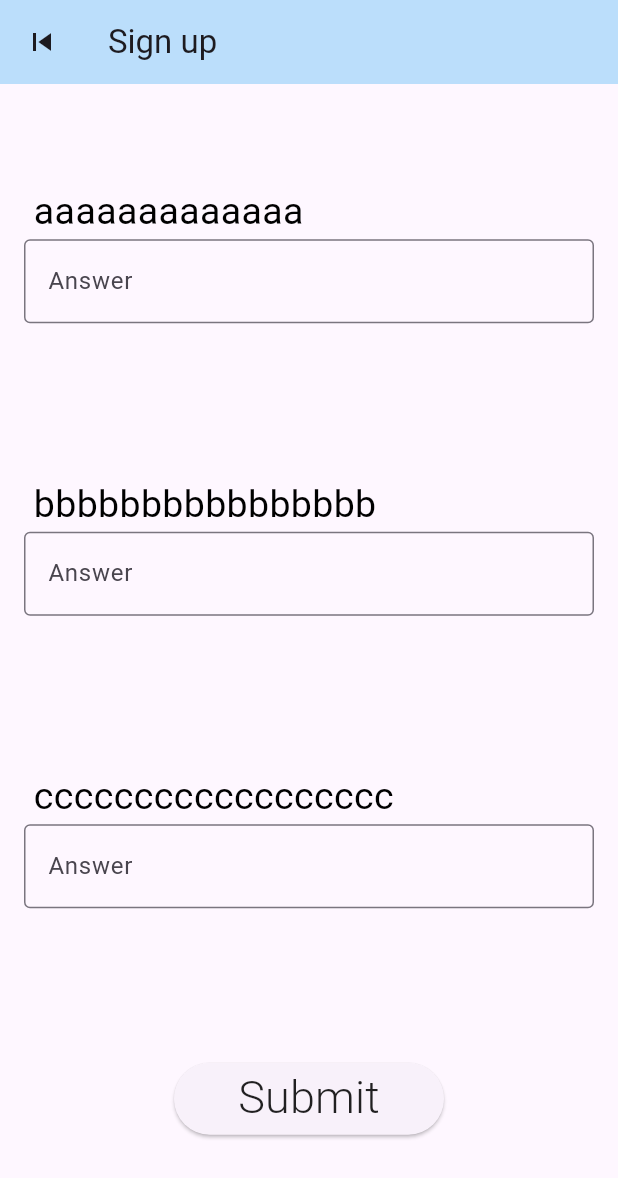
After one commit to boombot11/dy_patil, a Flutter app: the form_page screen opened directly, on a phone screen of 412 x 824 dp. The commit adds this screen. Shown: the top 1178 px of the screen. Run offline on Flutter 3.47's test engine with Material 3 defaults, Android fonts, the phone set to English and light mode, and no system bars; drawn by our look-alikes of flutter_animate; our stand-ins replace easy_sidemenu, flutter_spinkit.

Commit message:
Login,Sign up, landing , loader animations

```diff
--- a/lib/Page_transition/page_transition.dart
+++ b/lib/Page_transition/page_transition.dart
@@ -7,7 +7,7 @@ class SlideUpPageRoute extends PageRouteBuilder {
     : super(
         pageBuilder: (context, animation, secondaryAnimation) => page,
         transitionsBuilder: (context, animation, secondaryAnimation, child) {
-          const begin = Offset(0.0, 1.0);
+          const begin = Offset(1.0, 0.0);
           const end = Offset(0.0, 0.0);
           const curve = Curves.easeInOut;
 
--- /dev/null
+++ b/lib/form_page/form_page.dart
@@ -0,0 +1,137 @@
+import 'dart:async';
+
+import 'package:dy_patil/Login/login.dart';
+import 'package:dy_patil/Page_transition/page_transition.dart';
+import 'package:dy_patil/features%20page/landing.dart';
+import 'package:dy_patil/util/spinkit.dart';
+import 'package:flutter/material.dart';
+import 'package:flutter_animate/flutter_animate.dart';
+
+class form_page extends StatefulWidget {
+
+  @override
+  State<form_page> createState() => _form_pageState();
+}
+
+
+class _form_pageState extends State<form_page> with SingleTickerProviderStateMixin {
+  bool clicked=false;
+  late List<String> questions;
+  late List<TextEditingController> controllers;
+
+  AnimationController? _animationController;
+
+
+ void clean_Up() {
+    setState(() {
+      clicked=false;
+    });
+  }
+
+
+  @override
+  void initState() {
+    super.initState();
+    _animationController = AnimationController(
+      vsync: this,
+      duration: Duration(milliseconds: 200),
+    );
+  questions=[
+ "aaaaaaaaaaaaa",
+ "bbbbbbbbbbbbbbbb",
+ "cccccccccccccccccc",
+   ];
+   controllers=List.generate(questions.length, (index) => TextEditingController());
+   _animationController!.forward();
+  }
+  @override
+  Widget build(BuildContext context) {
+    return  clicked?spinkit(status: clicked):Scaffold(
+        appBar: AppBar(
+        leading: IconButton(onPressed: ()=>Navigator.pop(context,SlideUpPageRoute(page:const LoginPage())),
+    icon: const Icon(Icons.skip_previous)),
+        backgroundColor: Colors.blue.shade100,
+        title: Text('Sign up'),
+      ),
+      body: SafeArea(
+        child: Padding(
+          padding: const EdgeInsets.all(16.0),
+          child: Question_builder(questions, controllers),
+        ),
+      ),
+    );
+  }
+
+  Widget Question_builder(List<String> questions,List<TextEditingController> controllers) {
+    List<Column> form = questions.asMap().entries.map((entry) {
+  int index = entry.key;
+  String question = entry.value;
+
+  return Column(
+    mainAxisAlignment: MainAxisAlignment.spaceAround,
+    crossAxisAlignment: CrossAxisAlignment.start,
+    children: [
+      Text(' $question', style: const TextStyle(color: Colors.black, fontSize: 25)),
+      TextField(
+        controller: controllers[index],
+        decoration:const InputDecoration(
+          labelText: 'Answer',
+          border: OutlineInputBorder(),
+        ),
+      ),
+    ],
+  );
+}).toList();
+    return Column(
+       mainAxisAlignment: MainAxisAlignment.spaceAround,
+       crossAxisAlignment: CrossAxisAlignment.start,
+      children: [
+        ...form,
+        Container(
+          width: double.infinity,
+          alignment: Alignment.center,
+          child: ScaleTransition(
+                scale: Tween(begin: 1.0, end: 1.2).animate(
+                  CurvedAnimation(
+                    parent: _animationController!,
+                    curve: Curves.easeInOut,
+                  ),
+                ),
+                child: ElevatedButton(
+                    style:const ButtonStyle(
+                      fixedSize: MaterialStatePropertyAll<Size>(Size(150, 40)),
+                    ),
+                  onPressed:  (){
+                    if(!_animationController!.isAnimating)
+                    {
+                      _animationController!.reset();
+                      _animationController!.forward();
+                    }
+                    setState(() {
+                      clicked=true;
+                      Future.delayed(Duration(milliseconds: 1300),(){
+                       Navigator.push(
+                    context,SlideUpPageRoute(page: landing()));
+                  Future.delayed(const Duration(milliseconds: 500),clean_Up);
+                      }
+                     );
+                    });
+                  },
+                  child: const Text('Submit',style: TextStyle(color: Colors.black87,fontSize: 25,fontWeight: FontWeight.w300),).animate(
+                     delay: Duration(seconds: 4),
+                    onComplete: (controller) =>Timer(const Duration(seconds: 2), () {
+                       controller.reset();
+                       controller.forward();
+                    }),
+                    controller: _animationController,
+                  ).shimmer(
+                    color: Colors.white
+                  )
+                ),
+              ),
+        ),
+      ],
+    );
+  }
+
+}
--- a/lib/main.dart
+++ b/lib/main.dart
@@ -40,7 +40,7 @@ class _MyHomePageState extends State<MyHomePage> {
 
     return Scaffold(
       appBar: AppBar(
-
+        centerTitle: true,
         backgroundColor: Colors.blue.shade100,
         title: Text(widget.title),
       ),
--- a/pubspec.yaml
+++ b/pubspec.yaml
@@ -36,6 +36,8 @@ dependencies:
   # Use with the CupertinoIcons class for iOS style icons.
   cupertino_icons: ^1.0.2
   flutter_animate: ^4.5.0
+  flutter_spinkit: ^5.2.1
+  easy_sidemenu: ^0.6.0
 
 dev_dependencies:
   flutter_test:
```
Also changed, not shown: lib/Login/Sign_up.dart (+23 -5 lines), lib/Login/login.dart (+35 -7 lines), lib/features page/landing.dart (added, +149 -0 lines), lib/features page/side_bar.dart (added, +129 -0 lines), lib/util/spinkit.dart (added, +48 -0 lines), pubspec.lock.
